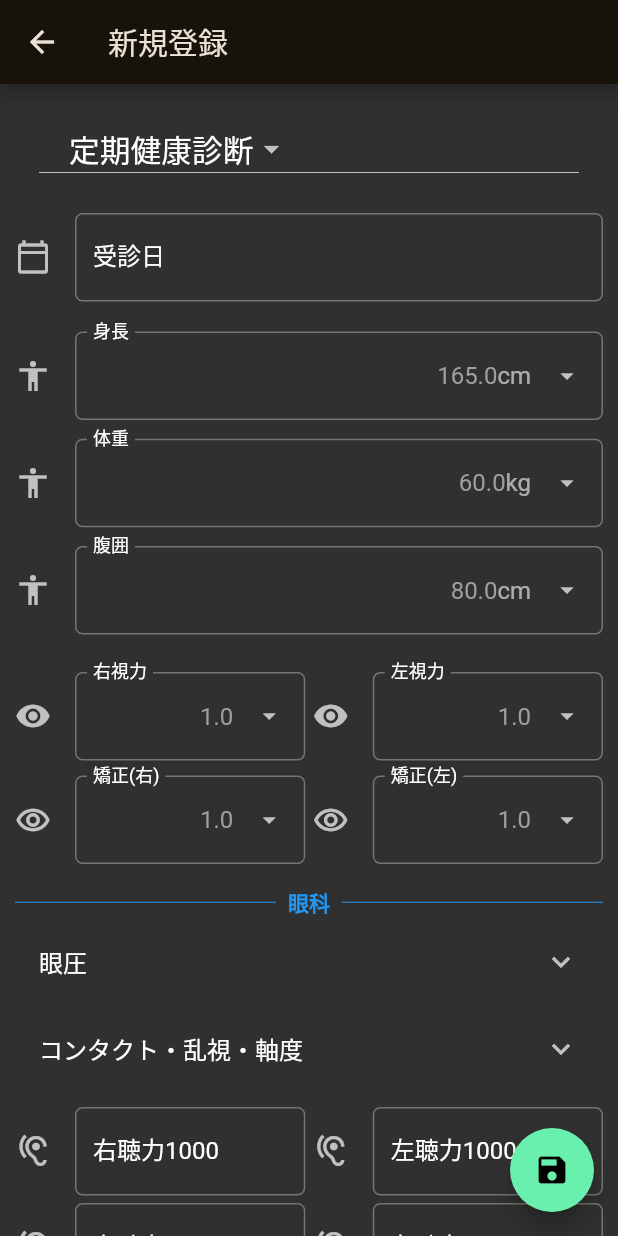
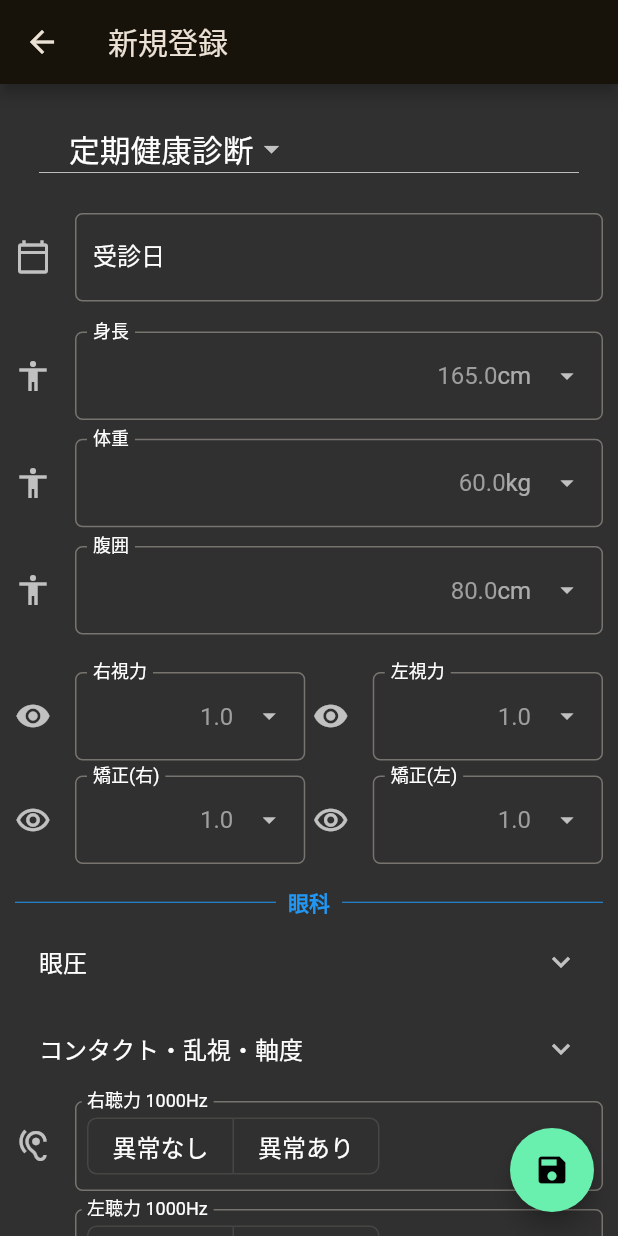
Before and after one commit to Uchipon2020/healthcare_mania_2024_2, a Flutter app: the screen it shows after launch, after a tap on the "dark mode" icon, after a tap on the "add" icon, on a phone screen of 412 x 824 dp. Run offline on Flutter 3.47's test engine with Material 3 defaults, Android fonts, the phone set to English and light mode, and no system bars; our stand-ins replace fl_chart, share_plus, shared_preferences, sqflite; accounts and stored records are empty.

Commit message:
入力が完璧になった。すごい。 。

```diff
--- a/lib/screens/mode_detail_screen.dart
+++ b/lib/screens/mode_detail_screen.dart
@@ -173,6 +173,86 @@ class _ModelDetailScreenState extends State<ModelDetailScreen> {
 
   FieldConfig _cfg(int key) =>
       _configs[key] ?? FieldConfigHelper.defaults[key]!;
+
+  // 2択セレクター（異常あり/なし、所見あり/なし）
+  Widget _binarySelector(
+    BuildContext context, {
+    required String label,
+    IconData? icon,
+    required TextEditingController controller,
+    required List<String> options,
+    required VoidCallback onChanged,
+  }) {
+    final ts = Theme.of(context).textTheme.titleMedium;
+    final current = controller.text;
+    return Padding(
+      padding: const EdgeInsets.symmetric(vertical: 6.0),
+      child: InputDecorator(
+        decoration: InputDecoration(
+          labelText: label,
+          labelStyle: ts,
+          icon: icon != null ? Icon(icon) : null,
+          border: OutlineInputBorder(borderRadius: BorderRadius.circular(5)),
+          contentPadding:
+              const EdgeInsets.symmetric(horizontal: 8, vertical: 6),
+        ),
+        child: ToggleButtons(
+          isSelected: options.map((o) => o == current).toList(),
+          onPressed: (i) => setState(() {
+            controller.text = options[i];
+            onChanged();
+          }),
+          borderRadius: BorderRadius.circular(6),
+          constraints: const BoxConstraints(minHeight: 36),
+          children: options
+              .map((o) => Padding(
+                    padding: const EdgeInsets.symmetric(horizontal: 16),
+                    child: Text(o, style: ts),
+                  ))
+              .toList(),
+        ),
+      ),
+    );
+  }
+
+  // 4択セレクター（ー / + / ++ / +++）
+  Widget _quadSelector(
+    BuildContext context, {
+    required String label,
+    required TextEditingController controller,
+    required VoidCallback onChanged,
+  }) {
+    const options = ['ー', '+', '++', '+++'];
+    final ts = Theme.of(context).textTheme.titleMedium;
+    final current = controller.text;
+    return Padding(
+      padding: const EdgeInsets.symmetric(vertical: 6.0),
+      child: InputDecorator(
+        decoration: InputDecoration(
+          labelText: label,
+          labelStyle: ts,
+          border: OutlineInputBorder(borderRadius: BorderRadius.circular(5)),
+          contentPadding:
+              const EdgeInsets.symmetric(horizontal: 8, vertical: 6),
+        ),
+        child: ToggleButtons(
+          isSelected: options.map((o) => o == current).toList(),
+          onPressed: (i) => setState(() {
+            controller.text = options[i];
+            onChanged();
+          }),
+          borderRadius: BorderRadius.circular(6),
+          constraints: const BoxConstraints(minHeight: 36),
+          children: options
+              .map((o) => Padding(
+                    padding: const EdgeInsets.symmetric(horizontal: 12),
+                    child: Text(o, style: ts),
+                  ))
+              .toList(),
+        ),
+      ),
+    );
+  }
 
   double _selectedValue = 1.0;
   final double _minValue = 1.0;
@@ -459,76 +539,11 @@ class _ModelDetailScreenState extends State<ModelDetailScreen> {
                 ),
               ],
             ),
-            // 聴力1000Hz（テキスト）
-            Padding(
-              padding: const EdgeInsets.only(top: 10.0, bottom: 2.5),
-              child: Row(children: [
-                Expanded(
-                  child: TextField(
-                    controller: hR1000Controller,
-                    style: textStyle,
-                    onChanged: (value) => updateHearing_r_1000(),
-                    decoration: InputDecoration(
-                      labelText: '右聴力1000',
-                      labelStyle: textStyle,
-                      icon: const Icon(Icons.hearing),
-                      border: OutlineInputBorder(
-                          borderRadius: BorderRadius.circular(5.0)),
-                    ),
-                  ),
-                ),
-                Container(width: 5.0),
-                Expanded(
-                  child: TextField(
-                    controller: hL1000Controller,
-                    style: textStyle,
-                    onChanged: (value) => updateHearing_l_1000(),
-                    decoration: InputDecoration(
-                      labelText: '左聴力1000',
-                      labelStyle: textStyle,
-                      icon: const Icon(Icons.hearing),
-                      border: OutlineInputBorder(
-                          borderRadius: BorderRadius.circular(5.0)),
-                    ),
-                  ),
-                ),
-              ]),
-            ),
-            // 聴力4000Hz（テキスト）
-            Padding(
-              padding: const EdgeInsets.only(top: 2.5, bottom: 10.0),
-              child: Row(children: [
-                Expanded(
-                  child: TextField(
-                    controller: hR4000Controller,
-                    style: textStyle,
-                    onChanged: (value) => updateHearing_r_4000(),
-                    decoration: InputDecoration(
-                      labelText: '右聴力4000',
-                      labelStyle: textStyle,
-                      icon: const Icon(Icons.hearing),
-                      border: OutlineInputBorder(
-                          borderRadius: BorderRadius.circular(5.0)),
-                    ),
-                  ),
-                ),
-                Container(width: 5.0),
-                Expanded(
-                  child: TextField(
-                    controller: hL4000Controller,
-                    style: textStyle,
-                    onChanged: (value) => updateHearing_l_4000(),
-                    decoration: InputDecoration(
-                      labelText: '左聴力4000',
-                      labelStyle: textStyle,
-                      icon: const Icon(Icons.hearing),
-                      border: OutlineInputBorder(
-                          borderRadius: BorderRadius.circular(5.0)),
-                    ),
-                  ),
-                ),
-              ]),
-            ),
+            // 聴力
+            _binarySelector(context, label: '右聴力 1000Hz', icon: Icons.hearing, controller: hR1000Controller, options: ['異常なし', '異常あり'], onChanged: updateHearing_r_1000),
+            _binarySelector(context, label: '左聴力 1000Hz', icon: Icons.hearing, controller: hL1000Controller, options: ['異常なし', '異常あり'], onChanged: updateHearing_l_1000),
+            _binarySelector(context, label: '右聴力 4000Hz', icon: Icons.hearing, controller: hR4000Controller, options: ['異常なし', '異常あり'], onChanged: updateHearing_r_4000),
+            _binarySelector(context, label: '左聴力 4000Hz', icon: Icons.hearing, controller: hL4000Controller, options: ['異常なし', '異常あり'], onChanged: updateHearing_l_4000),
             // 血圧
             Padding(
               padding: const EdgeInsets.only(top: 10.0, bottom: 10.0),
@@ -558,54 +573,10 @@ class _ModelDetailScreenState extends State<ModelDetailScreen> {
                 ),
               ]),
             ),
-            // レントゲン（テキスト）
-            Padding(
-              padding: const EdgeInsets.only(top: 10.0, bottom: 10.0),
-              child: TextField(
-                controller: xRayController,
-                style: textStyle,
-                onChanged: (value) => updateXray(),
-                decoration: InputDecoration(
-                  labelText: 'レントゲン検査所見',
-                  icon: const Icon(Icons.content_paste),
-                  labelStyle: textStyle,
-                  border: OutlineInputBorder(
-                      borderRadius: BorderRadius.circular(5.0)),
-                ),
-              ),
-            ),
-            // 心電図（テキスト）
-            Padding(
-              padding: const EdgeInsets.only(top: 10.0, bottom: 10.0),
-              child: TextField(
-                controller: eCgController,
-                style: textStyle,
-                onChanged: (value) => updateEcg(),
-                decoration: InputDecoration(
-                  labelText: '心電図検査所見',
-                  labelStyle: textStyle,
-                  icon: const Icon(Icons.accessibility),
-                  border: OutlineInputBorder(
-                      borderRadius: BorderRadius.circular(5.0)),
-                ),
-              ),
-            ),
-            // 内科診察（テキスト）
-            Padding(
-              padding: const EdgeInsets.only(top: 10.0, bottom: 10.0),
-              child: TextField(
-                controller: internalController,
-                style: textStyle,
-                onChanged: (value) => updateInternal(),
-                decoration: InputDecoration(
-                  labelText: '内科診察所見',
-                  labelStyle: textStyle,
-                  icon: const Icon(Icons.accessibility),
-                  border: OutlineInputBorder(
-                      borderRadius: BorderRadius.circular(5.0)),
-                ),
-              ),
-            ),
+            // レントゲン・心電図・内科診察
+            _binarySelector(context, label: 'レントゲン検査', icon: Icons.content_paste, controller: xRayController, options: ['所見なし', '所見あり'], onChanged: updateXray),
+            _binarySelector(context, label: '心電図検査', icon: Icons.monitor_heart, controller: eCgController, options: ['所見なし', '所見あり'], onChanged: updateEcg),
+            _binarySelector(context, label: '内科診察', icon: Icons.local_hospital, controller: internalController, options: ['所見なし', '所見あり'], onChanged: updateInternal),
             // 血液検査セクション
             Row(children: [
               Expanded(child: Divider(color: Colors.red)),
@@ -978,76 +949,20 @@ class _ModelDetailScreenState extends State<ModelDetailScreen> {
               title: const Text('検尿・検便'),
               children: [
                 Padding(
-                  padding: const EdgeInsets.all(8.0),
-                  child: TextField(
-                    controller: sugarController,
-                    style: textStyle,
-                    onChanged: (value) => updateSugar(),
-                    decoration: InputDecoration(
-                      labelText: '尿糖',
-                      labelStyle: textStyle,
-                      border: OutlineInputBorder(
-                          borderRadius: BorderRadius.circular(5.0)),
-                    ),
-                  ),
+                  padding: const EdgeInsets.symmetric(horizontal: 8.0),
+                  child: _quadSelector(context, label: '尿糖', controller: sugarController, onChanged: updateSugar),
                 ),
                 Padding(
-                  padding: const EdgeInsets.all(8.0),
-                  child: TextField(
-                    controller: urineController,
-                    style: textStyle,
-                    onChanged: (value) => updateUrine(),
-                    decoration: InputDecoration(
-                      labelText: '尿蛋白',
-                      labelStyle: textStyle,
-                      border: OutlineInputBorder(
-                          borderRadius: BorderRadius.circular(5.0)),
-                    ),
-                  ),
+                  padding: const EdgeInsets.symmetric(horizontal: 8.0),
+                  child: _quadSelector(context, label: '尿蛋白', controller: urineController, onChanged: updateUrine),
                 ),
                 Padding(
-                  padding: const EdgeInsets.all(8.0),
-                  child: TextField(
-                    controller: latentBloodController,
-                    style: textStyle,
-                    onChanged: (value) => updateLatentBlood(),
-                    decoration: InputDecoration(
-                      labelText: '尿潜血',
-                      labelStyle: textStyle,
-                      border: OutlineInputBorder(
-                          borderRadius: BorderRadius.circular(5.0)),
-                    ),
-                  ),
+                  padding: const EdgeInsets.symmetric(horizontal: 8.0),
+                  child: _quadSelector(context, label: '尿潜血', controller: latentBloodController, onChanged: updateLatentBlood),
                 ),
                 Padding(
-                  padding: const EdgeInsets.all(8.0),
-                  child: TextField(
-                    controller: bloodInTheStoolController,
-                    style: textStyle,
-                    onChanged: (value) => updateBloodIn(),
-                    decoration: InputDecoration(
-                      labelText: '便潜血',
-                      labelStyle: textStyle,
-                      border: OutlineInputBorder(
-                          borderRadius: BorderRadius.circular(5.0)),
-                    ),
-                  ),
-                ),
-                Padding(
-                  padding: const EdgeInsets.only(top: 10.0, bottom: 10.0),
-                  child: TextField(
-                    controller: memoController,
-                    style: textStyle,
-                    maxLines: 5,
-                    onChanged: (value) => updateMemo(),
-                    decoration: InputDecoration(
-                      labelText: 'メモ',
-                      labelStyle: textStyle,
-                      icon: const Icon(Icons.note),
-                      border: OutlineInputBorder(
-                          borderRadius: BorderRadius.circular(5.0)),
-                    ),
-                  ),
+                  padding: const EdgeInsets.symmetric(horizontal: 8.0),
+                  child: _quadSelector(context, label: '便潜血', controller: bloodInTheStoolController, onChanged: updateBloodIn),
                 ),
               ],
             ),
@@ -1121,6 +1036,23 @@ class _ModelDetailScreenState extends State<ModelDetailScreen> {
                   ),
                 ),
               ],
+            ),
+            // メモ
+            Padding(
+              padding: const EdgeInsets.only(top: 10.0, bottom: 10.0),
+              child: TextField(
+                controller: memoController,
+                style: textStyle,
+                maxLines: 5,
+                onChanged: (value) => updateMemo(),
+                decoration: InputDecoration(
+                  labelText: 'メモ',
+                  labelStyle: textStyle,
+                  icon: const Icon(Icons.note),
+                  border: OutlineInputBorder(
+                      borderRadius: BorderRadius.circular(5.0)),
+                ),
+              ),
             ),
             // 削除ボタン
             ElevatedButton(
```
